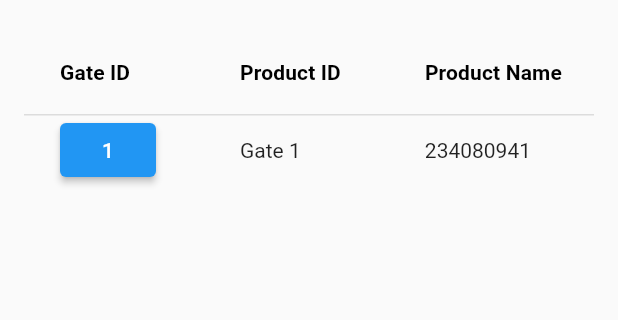
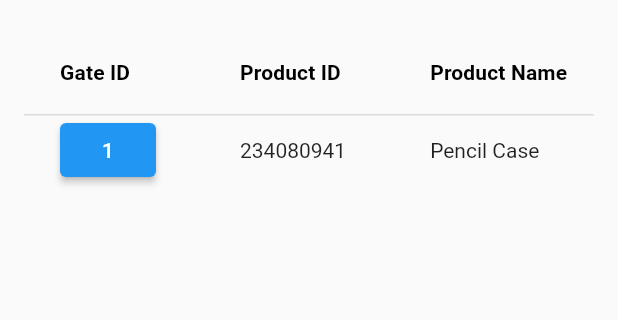
Before and after one commit to prakashatutd/RFID-Project-Dec23, a Flutter app: the ScanHistoryPage screen opened by its route, on a phone screen of 412 x 824 dp, the part 150-470 px from its top. Run offline on Flutter 3.47's test engine with Material 2 defaults, Android fonts, the phone set to English and light mode, and no system bars.

Commit message:
Update scan_history_page.dart

```diff
--- a/client/rfid_project/lib/scan_history_page.dart
+++ b/client/rfid_project/lib/scan_history_page.dart
@@ -90,7 +90,6 @@
                           ),
                         ),
                       ),
-                      DataCell(Text('Gate 1')),
                       DataCell(Text('234080941')),
                       DataCell(Text('Pencil Case')),
                       DataCell(Text('Incoming')),
```
